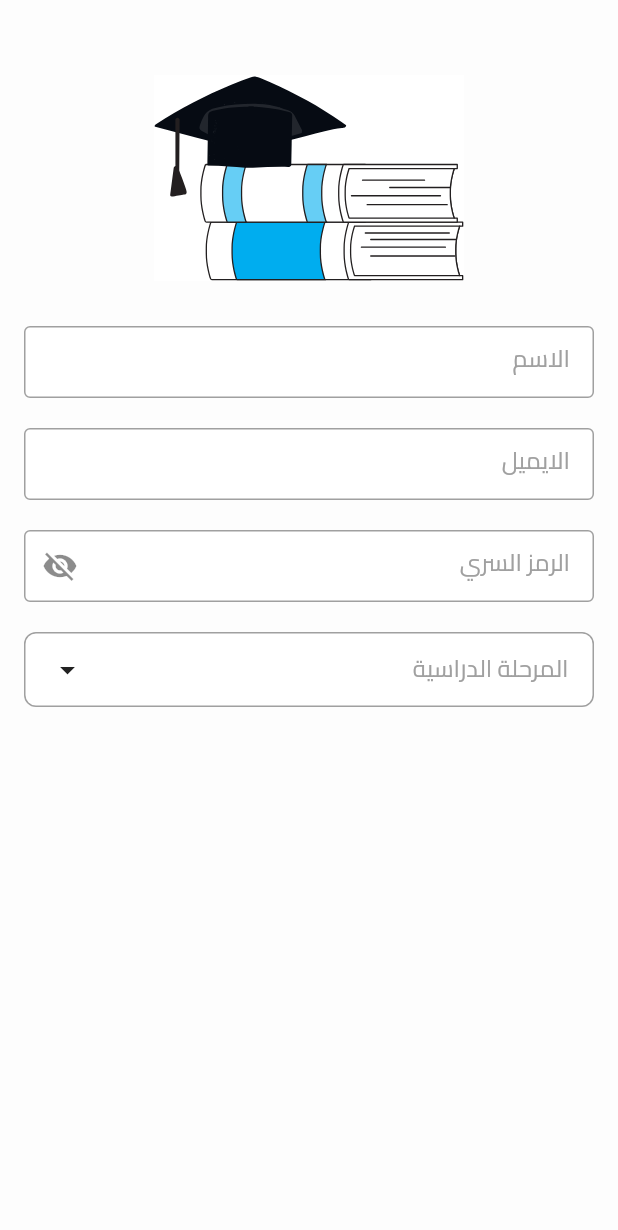
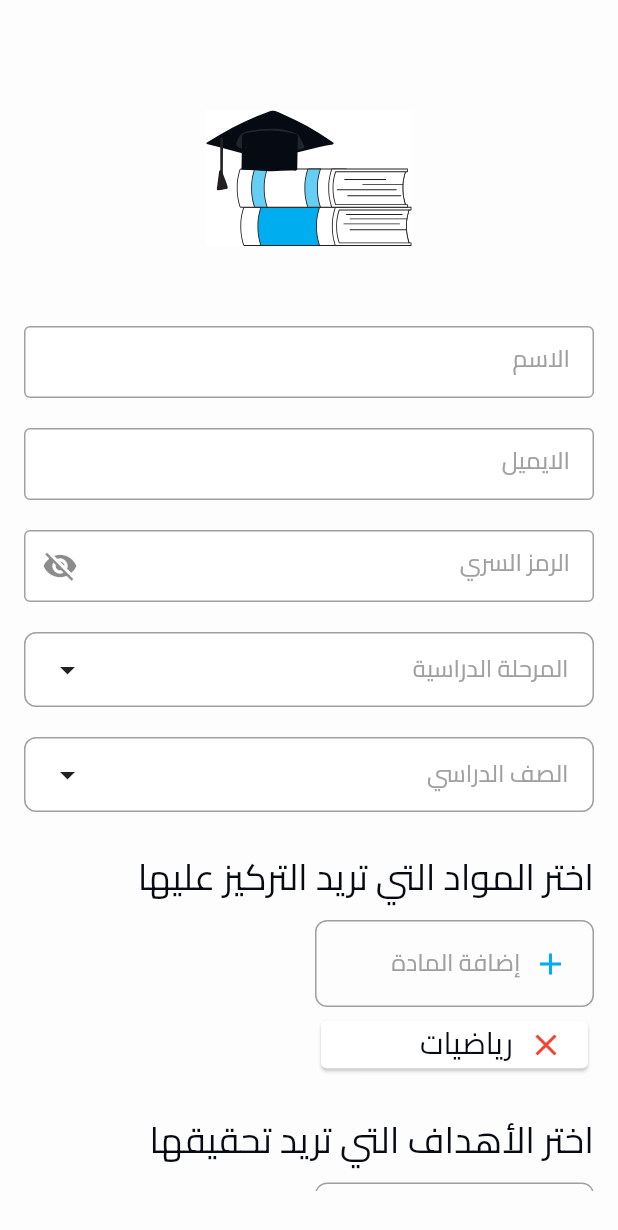
Before and after one commit to Noor-Abdullah773/masar_app, a Flutter app: the screen it shows after launch, on a phone screen of 412 x 824 dp. Shown: the top 1230 px of the screen. Run offline on Flutter 3.47's test engine with Material 2 defaults, Android fonts, the light colour scheme and no system bars; our stand-ins replace flutter_svg.

Commit message:
finish sing up desin

```diff
--- a/lib/core/constants/colors.dart
+++ b/lib/core/constants/colors.dart
@@ -5,3 +5,4 @@
 const kDefaultFont = Color(0xFF060B13);
 const kDarkGrey= Color(0xFF525252);
 const kLightGrey= Color(0xFFA0A0A0);
+const kLoginColor = Color(0xFF224474);
--- a/lib/core/constants/textStyle.dart
+++ b/lib/core/constants/textStyle.dart
@@ -21,4 +21,28 @@
     color: kLightGrey,
     fontFamily: 'Cairo',
   );
+  static const TextStyle fontSize24=TextStyle(
+    color:kDefaultFont,
+    fontSize: 24,
+    fontFamily: 'Cairo',
+    fontWeight: FontWeight.w400,
+    height: 1.33,
+
+);
+static const TextStyle fontSize20_defaultColor=TextStyle(
+    color:kDefaultFont,
+    fontSize: 20,
+    fontFamily: 'Cairo',
+    fontWeight: FontWeight.w400,
+    height: 1.60,
+
+);
+static const TextStyle fontSize20_LoginColor=TextStyle(
+    color:kLoginColor,
+    fontSize: 20,
+    fontFamily: 'Cairo',
+    fontWeight: FontWeight.w400,
+    height: 1.60,
+
+);
 }
--- a/lib/core/views/screens/singUpScreen.dart
+++ b/lib/core/views/screens/singUpScreen.dart
@@ -1,7 +1,11 @@
 import 'package:flutter/material.dart';
 import '../../constants/colors.dart';
+import '../../constants/textStyle.dart';
+import '../widgets/customContainerWithIcon.dart';
 import '../widgets/customDropDown.dart';
 import '../widgets/customLoginContainer.dart';
+import '../widgets/customMainButton.dart';
+import '../widgets/customSmallDropDown.dart';
 import '../widgets/customTextFormField.dart';
 
 class SingUpScreen extends StatefulWidget {
@@ -15,15 +19,19 @@
  bool obscureText=true;
  String? levelValue;
  String? classValue;
+ String? subject;
   @override
   Widget build(BuildContext context) {
     return Scaffold(
       backgroundColor:kBackgroundColor ,
       body: Padding(
-        padding: EdgeInsets.symmetric(horizontal: 16),
-        child: ListView(children: [
-          SizedBox(height:50 ,),
-          CustomLoginContainer(),
+        padding: EdgeInsets.only(left: 16, right: 16,top: 50,bottom:30),
+        child: SingleChildScrollView(
+          physics: BouncingScrollPhysics(),
+          child: Column(
+            crossAxisAlignment: CrossAxisAlignment.start,
+            children: [
+            Center(child: CustomLoginContainer()),
             SizedBox(height:30 ,),
             CustomTextFormField(label: 'الاسم',),
             SizedBox(height:20 ,),
@@ -52,10 +60,69 @@
               });
             },
           ),
+          SizedBox(height:20 ,),
+            CustomDropdown(
+            hint: 'الصف الدراسي',
+            value:levelValue,
+            items:['1','2'],
+            onChanged: (newValue) {
+              setState(() {
+                levelValue = newValue;
+              });
+            },
+          ),
+          SizedBox(height:30 ,),
+          Text('اختر المواد التي تريد التركيز عليها',style:AppTextStyle.fontSize24 ,),
+          SizedBox(height: 10 ,),
+               SizedBox(
+          width:( MediaQuery.of(context).size.width/2)-20,
+           child: CustomSmallDropdown(
+              hint: 'إضافة المادة',
+              items:['1','2'],
+              onChanged: (newValue) {
+                setState(() {
+                  subject = newValue;
+                });
+              },
+            ),
+               ),
+               SizedBox(height: 5,),
+               SizedBox(
+                width:( MediaQuery.of(context).size.width/2)-20,
+                child: CustomContainerWithIcon(text: 'رياضيات',)),
+               SizedBox(height:30 ,),
+               Text('اختر الأهداف التي تريد تحقيقها',style:AppTextStyle.fontSize24 ,),
+                SizedBox(height: 10 ,),
+               SizedBox(
+          width:( MediaQuery.of(context).size.width/2)-20,
+           child: CustomSmallDropdown(
+              hint: 'إضافة هدف',
+              items:['1','2'],
+              onChanged: (newValue) {
+                setState(() {
+                  subject = newValue;
+                });
+              },
+            ),
+               ),
+               SizedBox(height: 5,),
+               SizedBox(
+                width:( MediaQuery.of(context).size.width/2),
+                child: CustomContainerWithIcon(text: 'رفع معدلي',)),
+               SizedBox(height:30 ,),
+               CustomMainButton(text: 'انشاء',),
+               SizedBox(height: 20,),
+               Row(mainAxisAlignment: MainAxisAlignment.center,
+                children: [
+                Text('لديك حساب ؟',style:AppTextStyle.fontSize20_defaultColor),
+                SizedBox(width:3),
+                Text(' تسجيل الدخول',style:AppTextStyle.fontSize20_LoginColor),
+               ],)
 
 
           ],),
         ),
+      ),
     );
   }
 }
--- /dev/null
+++ b/lib/core/views/widgets/customContainerWithIcon.dart
@@ -0,0 +1,22 @@
+import 'package:flutter/material.dart';
+
+import '../../constants/textStyle.dart';
+
+class CustomContainerWithIcon extends StatelessWidget {
+  const CustomContainerWithIcon({super.key,required this.text});
+final String text;
+  @override
+  Widget build(BuildContext context) {
+    return Card(
+     color: Colors.white,
+     child:Padding(
+      padding:  EdgeInsets.symmetric(horizontal: 16),
+       child: Row(children: [
+        Icon(Icons.close,color: Colors.red,),
+        SizedBox(width:10),
+        Text(text,style:AppTextStyle.fontSize20_defaultColor ,)
+       ],),
+     ) ,
+    );
+  }
+}
--- a/lib/core/views/widgets/customDropDown.dart
+++ b/lib/core/views/widgets/customDropDown.dart
@@ -1,6 +1,5 @@
 
 import 'package:flutter/material.dart';
-
 import '../../constants/colors.dart';
 import '../../constants/textStyle.dart';
 
@@ -27,7 +26,6 @@
         border: Border.all(color: kLightGrey, width: 1),
       ),
       child: Row(
-
         children: [
           Expanded(
             flex:22,
--- /dev/null
+++ b/lib/core/views/widgets/customSmallDropDown.dart
@@ -0,0 +1,52 @@
+
+import 'package:flutter/material.dart';
+import '../../constants/colors.dart';
+import '../../constants/textStyle.dart';
+
+class CustomSmallDropdown extends StatelessWidget {
+  final String? value;
+  final String hint;
+  final List<String> items;
+  final ValueChanged<String?> onChanged;
+
+  CustomSmallDropdown({
+     this.value,
+    required this.hint,
+    required this.items,
+    required this.onChanged,
+  });
+
+  @override
+  Widget build(BuildContext context) {
+    return Container(
+      padding:EdgeInsets.symmetric(vertical:12,horizontal: 16 ) ,
+      decoration: BoxDecoration(
+        color :Colors.transparent,
+        borderRadius: BorderRadius.circular(8),
+        border: Border.all(color: kLightGrey, width: 1),
+      ),
+      child: Row(
+        children: [
+            Icon(Icons.add,color:kBlue ,),
+            SizedBox(width: 8,),
+          DropdownButton<String>(
+            isDense:true,
+            icon:SizedBox.shrink(),
+            underline: SizedBox.shrink(),
+            hint: Text(hint,style: AppTextStyle.labelStyle ,),
+            value: value,
+            onChanged: onChanged,
+            style: AppTextStyle.fontSize20_LoginColor,
+            items: items.map<DropdownMenuItem<String>>((String value) {
+              return DropdownMenuItem<String>(
+                value: value,
+                child: Text(value),
+              );
+            }).toList(),
+          ),
+
+        ],
+      ),
+    );
+  }
+}
```
Lines whose indentation alone changed are shown as unchanged.
